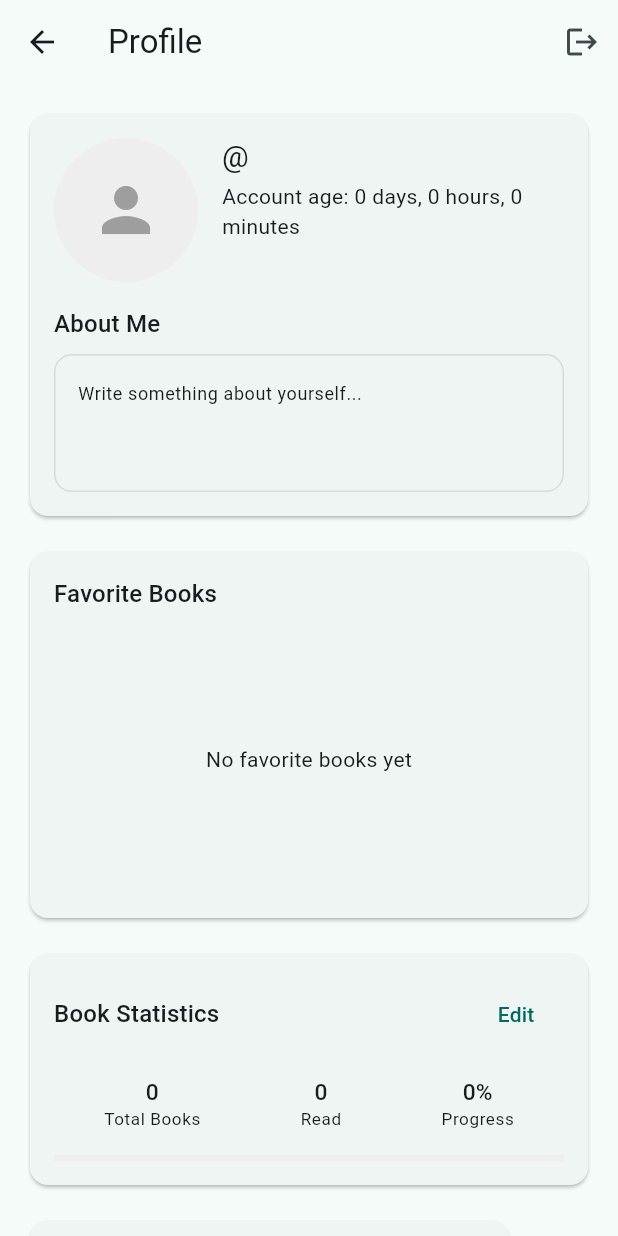
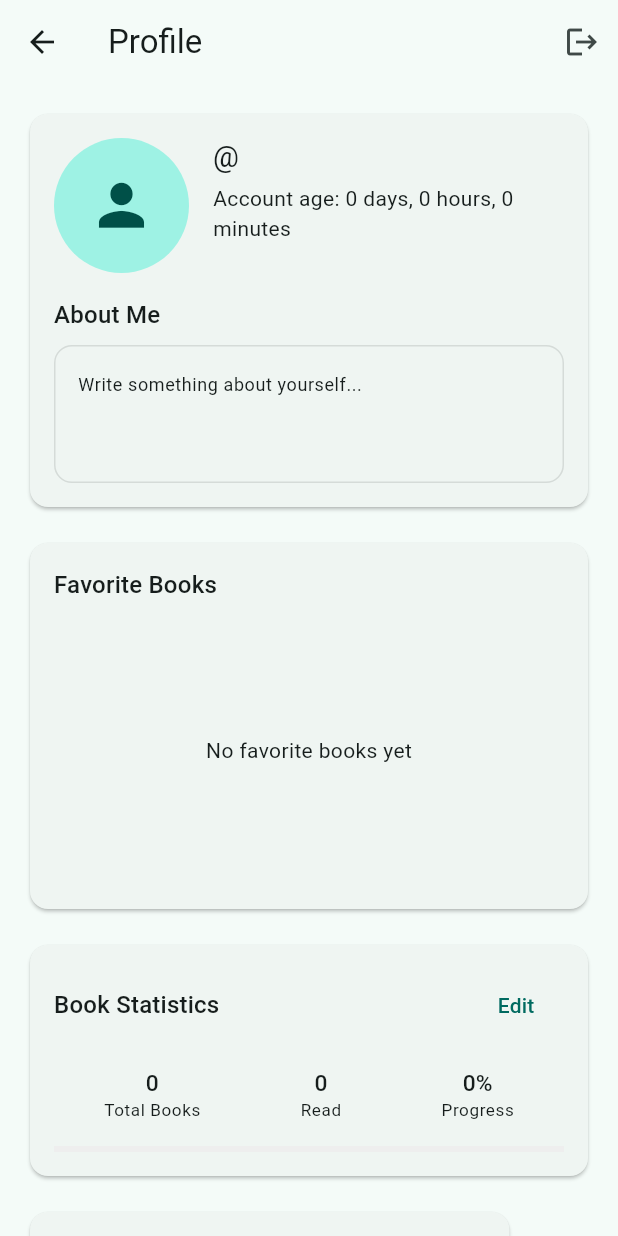
Before and after one commit to art-was-here/mybooknook, a Flutter app: the ProfileScreen screen opened by its route, after a tap on "Edit", on a phone screen of 412 x 824 dp. Run offline on Flutter 3.47's test engine with Material 3 defaults, Android fonts, the phone set to English and light mode, and no system bars; our stand-ins replace cloud_firestore, firebase_auth, firebase_core, flutter_expandable_fab, google_sign_in, image_picker and 3 more; missing offline and left inert: barcode_scan2, google_mlkit_text_recognition, googleapis; accounts and stored records are empty.

Commit message:
add username page + username on profile

```diff
--- a/lib/screens/profile_screen.dart
+++ b/lib/screens/profile_screen.dart
@@ -6,6 +6,7 @@ import 'dart:io';
 import 'dart:convert';
 import 'package:flutter/services.dart';
 import 'package:shared_preferences/shared_preferences.dart';
+import 'package:intl/intl.dart';
 import '../models/settings.dart' as app_settings;
 
 class ProfileScreen extends StatefulWidget {
@@ -50,6 +51,8 @@ class _ProfileScreenState extends State<ProfileScreen> {
   int _totalBooks = 0;
   int _totalPages = 0;
   List<Map<String, dynamic>> _favoriteBooks = [];
+  String _username = '';
+  DateTime? _birthday;
 
   @override
   void initState() {
@@ -70,6 +73,22 @@ class _ProfileScreenState extends State<ProfileScreen> {
   Future<void> _initializeData() async {
     print('DEBUG: -------- Profile Loading Process Started --------');
     print('DEBUG: Starting initialization');
+
+    // Load user data from Firestore
+    final user = FirebaseAuth.instance.currentUser;
+    if (user != null) {
+      final userDoc = await FirebaseFirestore.instance
+          .collection('users')
+          .doc(user.uid)
+          .get();
+
+      if (userDoc.exists) {
+        setState(() {
+          _username = userDoc.data()!['displayName'] ?? '';
+          _birthday = userDoc.data()!['birthday']?.toDate();
+        });
+      }
+    }
 
     // Load cached data first
     await _loadCachedData();
@@ -501,61 +520,7 @@ class _ProfileScreenState extends State<ProfileScreen> {
                   child: Column(
                     crossAxisAlignment: CrossAxisAlignment.start,
                     children: [
-                      Row(
-                        crossAxisAlignment: CrossAxisAlignment.start,
-                        children: [
-                          // Profile Photo
-                          Container(
-                            width: 96, // 20% smaller than original 120
-                            height: 96,
-                            decoration: BoxDecoration(
-                              shape: BoxShape.circle,
-                              image: _base64Image != null
-                                  ? DecorationImage(
-                                      image: MemoryImage(
-                                          base64Decode(_base64Image!)),
-                                      fit: BoxFit.cover,
-                                    )
-                                  : null,
-                              color: Colors.grey[200],
-                            ),
-                            child: _base64Image == null
-                                ? const Icon(
-                                    Icons.person,
-                                    size: 48,
-                                    color: Colors.grey,
-                                  )
-                                : null,
-                          ),
-                          const SizedBox(width: 16),
-                          // Username and Account Age
-                          Expanded(
-                            child: Column(
-                              crossAxisAlignment: CrossAxisAlignment.start,
-                              children: [
-                                Text(
-                                  '@${user?.displayName ?? 'user'}',
-                                  style: Theme.of(context)
-                                      .textTheme
-                                      .titleLarge
-                                      ?.copyWith(
-                                        fontSize: Theme.of(context)
-                                                .textTheme
-                                                .titleLarge!
-                                                .fontSize! *
-                                            0.9,
-                                      ),
-                                ),
-                                const SizedBox(height: 4),
-                                Text(
-                                  'Account age: $days days, $hours hours, $minutes minutes',
-                                  style: Theme.of(context).textTheme.bodyMedium,
-                                ),
-                              ],
-                            ),
-                          ),
-                        ],
-                      ),
+                      _buildProfileHeader(),
                       const SizedBox(height: 16),
                       // About Me Section
                       Text(
@@ -853,6 +818,54 @@ class _ProfileScreenState extends State<ProfileScreen> {
     );
   }
 
+  Widget _buildProfileHeader() {
+    final user = FirebaseAuth.instance.currentUser;
+    final accountCreationTime = user?.metadata.creationTime;
+    final accountAge = accountCreationTime != null
+        ? DateTime.now().difference(accountCreationTime)
+        : const Duration();
+    final days = accountAge.inDays;
+    final hours = accountAge.inHours % 24;
+    final minutes = accountAge.inMinutes % 60;
+
+    return Row(
+      crossAxisAlignment: CrossAxisAlignment.start,
+      children: [
+        // Profile Photo
+        CircleAvatar(
+          radius: 45,
+          backgroundImage: _base64Image != null
+              ? MemoryImage(base64Decode(_base64Image!))
+              : null,
+          child:
+              _base64Image == null ? const Icon(Icons.person, size: 45) : null,
+        ),
+        const SizedBox(width: 16),
+        // Username and Account Age
+        Expanded(
+          child: Column(
+            crossAxisAlignment: CrossAxisAlignment.start,
+            children: [
+              Text(
+                '@$_username',
+                style: Theme.of(context).textTheme.headlineSmall?.copyWith(
+                      fontSize:
+                          Theme.of(context).textTheme.headlineSmall!.fontSize! *
+                              0.8,
+                    ),
+              ),
+              const SizedBox(height: 4),
+              Text(
+                'Account age: $days days, $hours hours, $minutes minutes',
+                style: Theme.of(context).textTheme.bodyMedium,
+              ),
+            ],
+          ),
+        ),
+      ],
+    );
+  }
+
   Widget _buildStatColumn(String label, String value) {
     final titleStyle = Theme.of(context).textTheme.titleMedium?.copyWith(
           fontSize: Theme.of(context).textTheme.titleMedium!.fontSize! * 0.95,
--- a/pubspec.yaml
+++ b/pubspec.yaml
@@ -27,6 +27,7 @@ dependencies:
   google_mlkit_text_recognition: ^0.15.0
   image_picker: ^1.0.7
   firebase_storage: ^11.5.6
+  intl: ^0.19.0
 
 flutter_launcher_icons:
   android: true
```
Also changed, not shown: lib/main.dart (+21 -4 lines), lib/screens/username_setup_screen.dart (added, +158 -0 lines), pubspec.lock.
